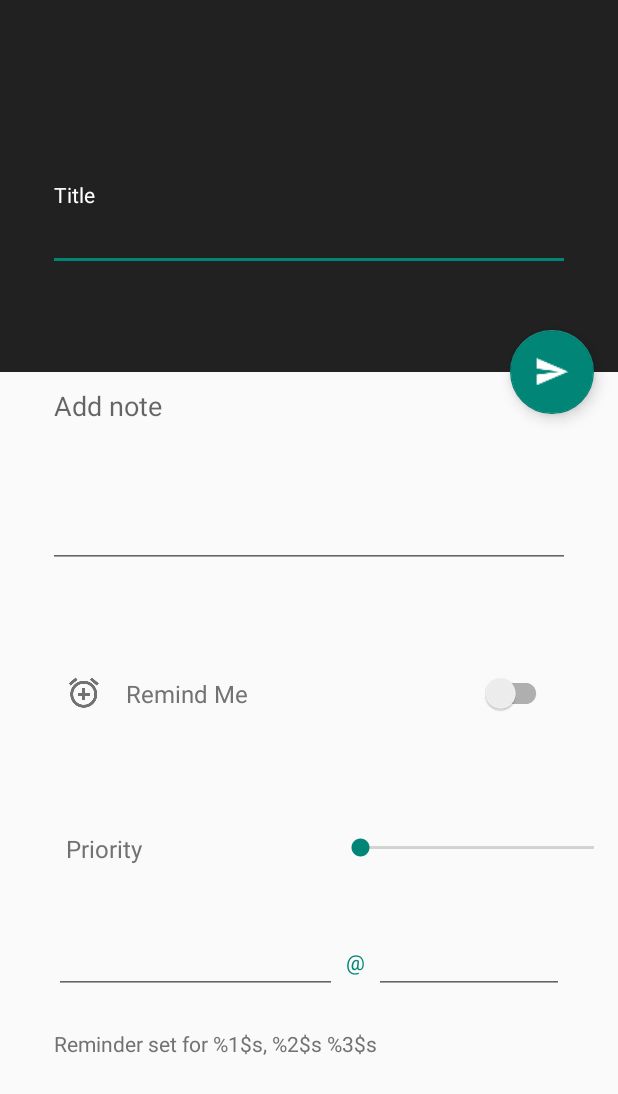
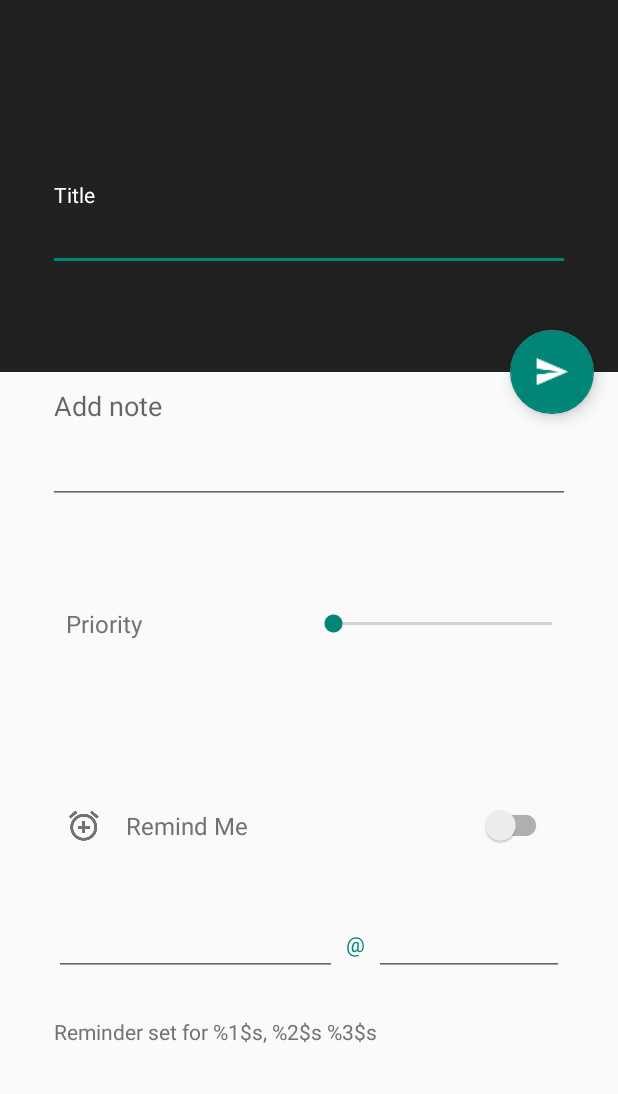
Before and after one commit to avjinder/Minimal-Todo, an Android app: the layout activity_todo_test.xml on its own in the app's theme, with its tools: preview values and no code run, on a phone screen of 412 x 824 dp. Shown: the top 1094 px of the screen. Run offline under Robolectric (Android 15) with nearby library versions, the phone set to English and light mode, and no system bars.

Commit message:
Change priority seekbar position

```diff
--- a/app/src/main/res/layout/activity_todo_test.xml
+++ b/app/src/main/res/layout/activity_todo_test.xml
@@ -63,9 +63,9 @@
                     android:id="@+id/userToDoDescription"
                     android:hint="@string/add_note"
                     android:inputType="textMultiLine"
-                    android:lines="5"
+                    android:lines="3"
                     android:gravity="top|left"
-                    android:maxLines="10"
+                    android:maxLines="7"
                     android:layout_marginRight="32dp"
                     android:layout_marginLeft="32dp"
                     android:layout_height="wrap_content"
@@ -77,7 +77,43 @@
                     android:orientation="horizontal"
                     android:layout_weight=".5"
                     android:gravity="center"
-                    android:layout_marginTop="32dp"
+                    android:layout_marginTop="25dp"
+                    android:layout_marginLeft="36dp"
+                    android:layout_marginRight="36dp"
+                    android:layout_width="match_parent"
+                    android:layout_height="0dp">
+
+
+                    <TextView
+                        android:id="@+id/priority_text"
+                        android:layout_width="0dp"
+                        android:layout_height="wrap_content"
+                        android:layout_weight="2"
+                        android:gravity="start"
+                        android:paddingBottom="8dp"
+                        android:paddingLeft="8dp"
+                        android:paddingRight="8dp"
+                        android:paddingTop="8dp"
+                        android:text="@string/priority"
+                        android:textColor="@color/secondary_text"
+                        android:textSize="16sp" />
+
+                    <SeekBar
+                        android:id="@+id/priority_level"
+                        android:max="2"
+                        android:layout_gravity="center"
+                        android:paddingRight="8dp"
+                        android:layout_width="0dp"
+                        android:layout_height="match_parent"
+                        android:layout_weight="2"
+                        android:gravity="center" />
+                </LinearLayout>
+
+                <LinearLayout
+                    android:orientation="horizontal"
+                    android:layout_weight=".5"
+                    android:gravity="center"
+                    android:layout_marginTop="25dp"
                     android:layout_marginLeft="36dp"
                     android:layout_marginRight="36dp"
                     android:layout_width="match_parent"
@@ -115,38 +151,6 @@
                         android:layout_width="0dp"
                         android:layout_height="wrap_content" />
 
-                </LinearLayout>
-
-                <LinearLayout
-                    android:orientation="horizontal"
-                    android:layout_weight=".5"
-                    android:gravity="center"
-                    android:layout_marginLeft="36dp"
-                    android:layout_width="match_parent"
-                    android:layout_height="0dp">
-
-
-                    <TextView
-                        android:id="@+id/priority_text"
-                        android:layout_width="0dp"
-                        android:layout_height="wrap_content"
-                        android:layout_weight="2"
-                        android:gravity="start"
-                        android:paddingBottom="8dp"
-                        android:paddingLeft="8dp"
-                        android:paddingRight="8dp"
-                        android:paddingTop="8dp"
-                        android:text="@string/priority"
-                        android:textColor="@color/secondary_text"
-                        android:textSize="16sp" />
-
-                    <SeekBar
-                        android:id="@+id/priority_level"
-                        android:max="2"
-                        android:layout_width="0dp"
-                        android:layout_height="match_parent"
-                        android:layout_weight="2"
-                        android:gravity="center" />
                 </LinearLayout>
 
                 <LinearLayout
```
Also changed, not shown: app/src/main/ic_user_priority-web.png (deleted).
